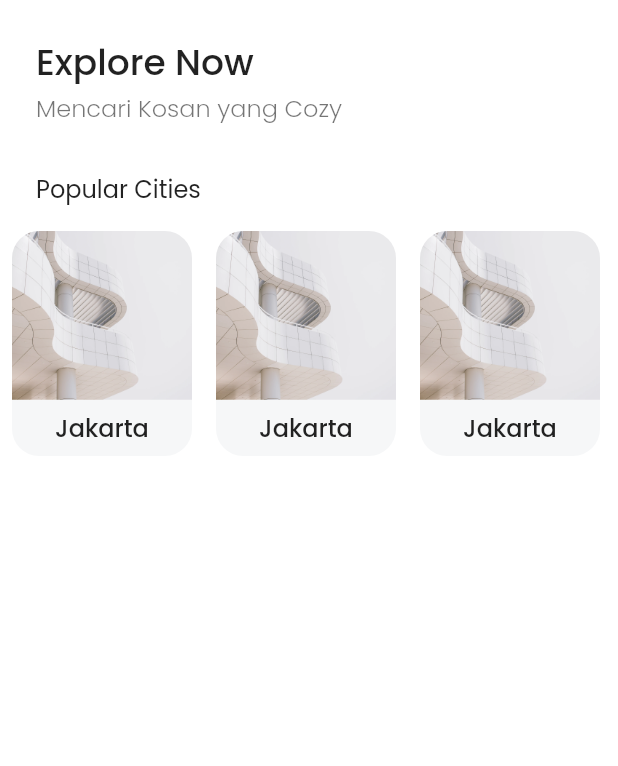
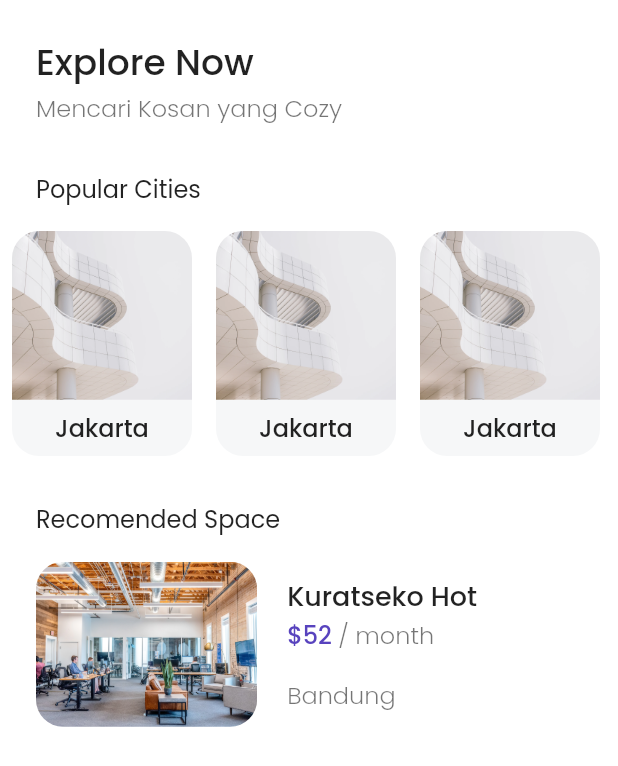
Before and after one commit to Muhdzalf/bwa_kos, a Flutter app: the HomePage screen opened by its route, on a phone screen of 412 x 824 dp. Shown: the top 766 px of the screen. Run offline on Flutter 3.47's test engine with Material 2 defaults, Android fonts, the phone set to English and light mode, and no system bars; our stand-ins replace google_fonts.

Commit message:
create recomended space card

```diff
--- a/lib/pages/home/home_page.dart
+++ b/lib/pages/home/home_page.dart
@@ -1,4 +1,6 @@
 import 'package:bwa_kos/pages/widgets/content_title.dart';
+import 'package:bwa_kos/pages/widgets/recomendedspace_card.dart';
+import 'package:bwa_kos/theme.dart';
 import 'package:flutter/material.dart';
 import 'components/header.dart';
 import 'components/popularcities_list.dart';
@@ -21,7 +23,24 @@ class HomePage extends StatelessWidget {
                 SizedBox(
                   height: 16,
                 ),
-                PopularCitiesList()
+                PopularCitiesList(),
+                ContentTitle(title: 'Recomended Space'),
+                SizedBox(
+                  height: 16,
+                ),
+                Container(
+                  margin: EdgeInsets.symmetric(horizontal: 24),
+                  child: Column(
+                    children: [
+                      RecomendedSpaceCard(
+                        name: 'Kuratseko Hot',
+                        price: 52,
+                        location: 'Bandung',
+                        imageUrl: 'assets/images/image01.png',
+                      )
+                    ],
+                  ),
+                )
               ],
             )
           ],
--- /dev/null
+++ b/lib/pages/widgets/recomendedspace_card.dart
@@ -0,0 +1,72 @@
+import 'package:flutter/material.dart';
+
+import '../../theme.dart';
+
+class RecomendedSpaceCard extends StatelessWidget {
+  final String name;
+  final String imageUrl;
+  final int price;
+  final String location;
+  const RecomendedSpaceCard({
+    Key? key,
+    required this.name,
+    required this.imageUrl,
+    required this.price,
+    required this.location,
+  }) : super(key: key);
+
+  @override
+  Widget build(BuildContext context) {
+    return Container(
+      margin: EdgeInsets.only(bottom: 16),
+      child: Row(
+        children: [
+          Expanded(
+              flex: 3,
+              child: ClipRRect(
+                  borderRadius: BorderRadius.circular(18),
+                  child: Image.asset(
+                    imageUrl,
+                    height: 110,
+                    fit: BoxFit.cover,
+                  ))),
+          SizedBox(
+            width: 20,
+          ),
+          Expanded(
+              flex: 4,
+              child: Padding(
+                padding: EdgeInsets.symmetric(vertical: 10),
+                child: Column(
+                  crossAxisAlignment: CrossAxisAlignment.start,
+                  children: [
+                    Text(
+                      name,
+                      style: title.copyWith(fontSize: 18),
+                    ),
+                    Row(
+                      children: [
+                        Text(
+                          '\$$price ',
+                          style:
+                              title.copyWith(fontSize: 16, color: purpleColor),
+                        ),
+                        Text(
+                          '/ month',
+                          style: subtitle.copyWith(color: Colors.black54),
+                        )
+                      ],
+                    ),
+                    SizedBox(
+                      height: 16,
+                    ),
+                    Text(location,
+                        style: subtitle.copyWith(color: Colors.black54))
+                  ],
+                ),
+              )),
+        ],
+      ),
+    );
+  }
+}
```
Also changed, not shown: lib/pages/widgets/city_card.dart (+6 -5 lines).
